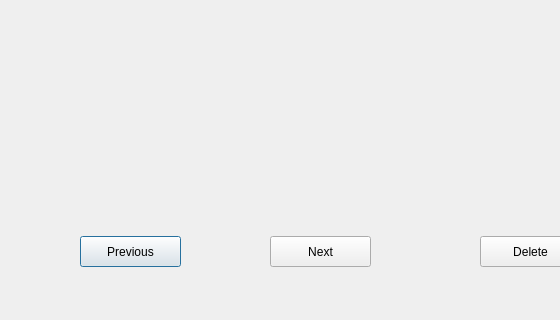
Above: image.ui from JackyKLai/directors-notes before the change; both pictures show x 0 to 560 and y 284 to 604 of the 695 by 604 pixel window. Below: the same form after it.
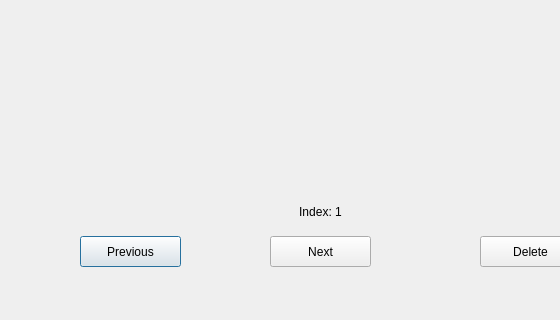
That is the form after the change.

Commit message: Fixed Image Display Bug

```diff
--- a/image.ui
+++ b/image.ui
@@ -65,6 +65,22 @@
     <string>Delete</string>
    </property>
   </widget>
+  <widget class="QLabel" name="label_index">
+   <property name="geometry">
+    <rect>
+     <x>270</x>
+     <y>480</y>
+     <width>101</width>
+     <height>31</height>
+    </rect>
+   </property>
+   <property name="text">
+    <string>Index: 1</string>
+   </property>
+   <property name="alignment">
+    <set>Qt::AlignCenter</set>
+   </property>
+  </widget>
  </widget>
  <resources/>
  <connections/>
```
Left out of the diff: 2 changed lines with no effect on the pictures. The commit also changes 4 other files.
